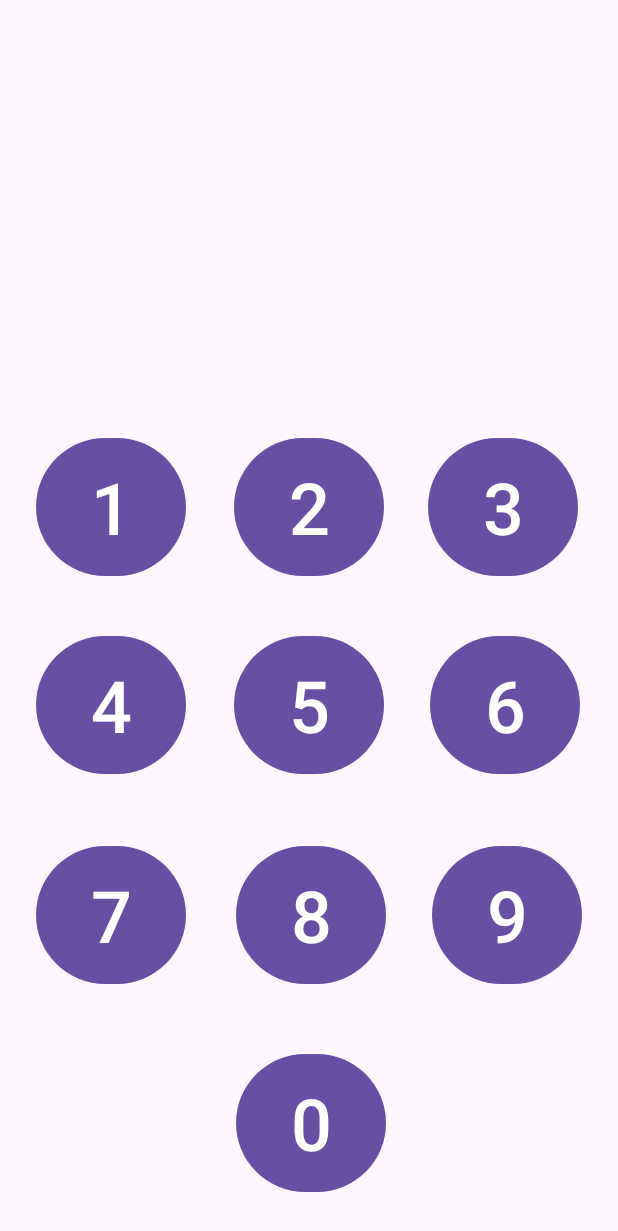
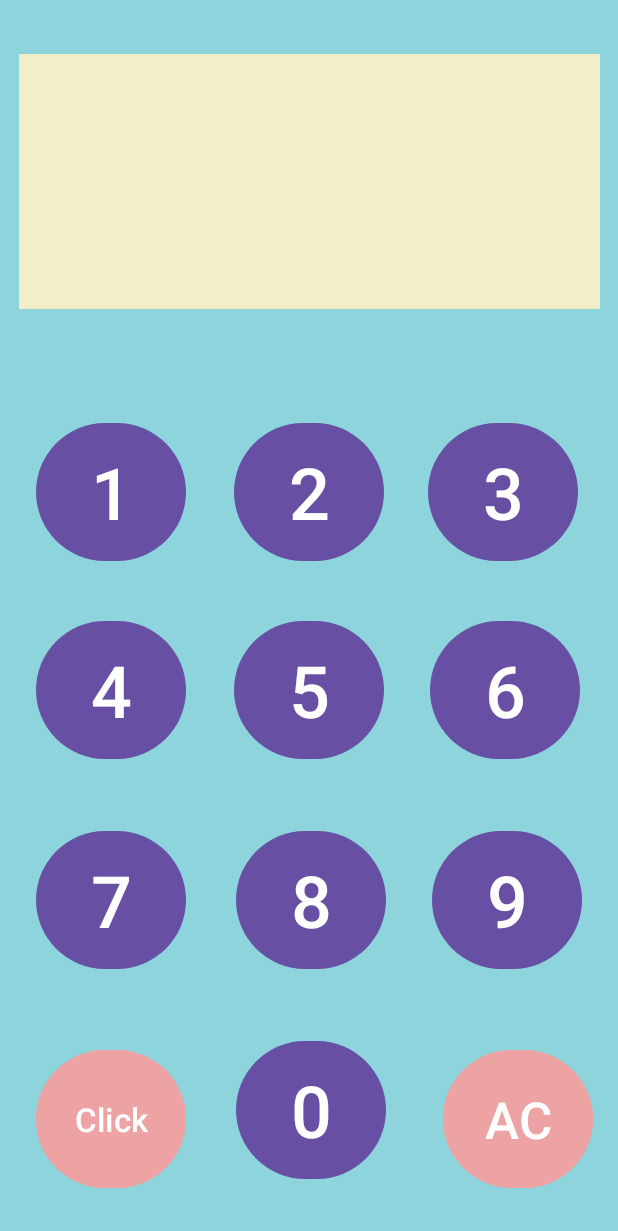
Before and after one commit to cassiejc/Button_AppDev, an Android app: the screen it shows after launch (MainActivity), on a phone screen of 412 x 824 dp. Shown: the top 1231 px of the screen. Run offline under Robolectric (Android 15) with nearby library versions, the phone set to English and light mode, and no system bars.

```diff
--- a/app/src/main/res/layout/activity_main.xml
+++ b/app/src/main/res/layout/activity_main.xml
@@ -4,18 +4,20 @@
     xmlns:tools="http://schemas.android.com/tools"
     android:layout_width="match_parent"
     android:layout_height="match_parent"
+    android:background="#8ED4DD"
     tools:context=".MainActivity">
 
     <TextView
         android:id="@+id/textView1"
-        android:layout_width="388dp"
-        android:layout_height="100dp"
-        android:layout_marginTop="116dp"
+        android:layout_width="387dp"
+        android:layout_height="170dp"
+        android:layout_marginTop="36dp"
+        android:background="#F3EECA"
+        android:backgroundTint="#F3EECA"
         android:text=""
         android:textAlignment="center"
         android:textSize="60sp"
         app:layout_constraintEnd_toEndOf="parent"
-        app:layout_constraintHorizontal_bias="0.695"
         app:layout_constraintStart_toStartOf="parent"
         app:layout_constraintTop_toTopOf="parent" />
 
@@ -76,7 +78,7 @@
         style="@style/Widget.Material3.Button"
         android:layout_width="100dp"
         android:layout_height="100dp"
-        android:layout_marginTop="36dp"
+        android:layout_marginTop="40dp"
         android:text="0"
         android:textSize="48sp"
         app:layout_constraintBottom_toBottomOf="parent"
@@ -84,7 +86,7 @@
         app:layout_constraintHorizontal_bias="0.504"
         app:layout_constraintStart_toStartOf="parent"
         app:layout_constraintTop_toBottomOf="@+id/button6"
-        app:layout_constraintVertical_bias="0.1" />
+        app:layout_constraintVertical_bias="0.0" />
 
     <Button
         android:id="@+id/button7"
@@ -151,4 +153,34 @@
         app:layout_constraintStart_toStartOf="parent"
         app:layout_constraintTop_toBottomOf="@+id/button5" />
 
+    <Button
+        android:id="@+id/button11"
+        android:layout_width="100dp"
+        android:layout_height="100dp"
+        android:layout_marginTop="40dp"
+        android:backgroundTint="#EDA3A3"
+        android:text="AC"
+        android:textSize="34sp"
+        app:layout_constraintBottom_toBottomOf="parent"
+        app:layout_constraintEnd_toEndOf="parent"
+        app:layout_constraintHorizontal_bias="0.698"
+        app:layout_constraintStart_toEndOf="@+id/button10"
+        app:layout_constraintTop_toBottomOf="@+id/button9"
+        app:layout_constraintVertical_bias="0.174" />
+
+    <Button
+        android:id="@+id/button12"
+        android:layout_width="100dp"
+        android:layout_height="100dp"
+        android:layout_marginTop="40dp"
+        android:backgroundTint="#EDA3A3"
+        android:text="Click"
+        android:textSize="22sp"
+        app:layout_constraintBottom_toBottomOf="parent"
+        app:layout_constraintEnd_toStartOf="@+id/button10"
+        app:layout_constraintHorizontal_bias="0.418"
+        app:layout_constraintStart_toStartOf="parent"
+        app:layout_constraintTop_toBottomOf="@+id/button7"
+        app:layout_constraintVertical_bias="0.174" />
+
 </androidx.constraintlayout.widget.ConstraintLayout>
```
Also changed, not shown: app/src/main/java/com/example/button_appdev/MainActivity.java (+41 -11 lines).
